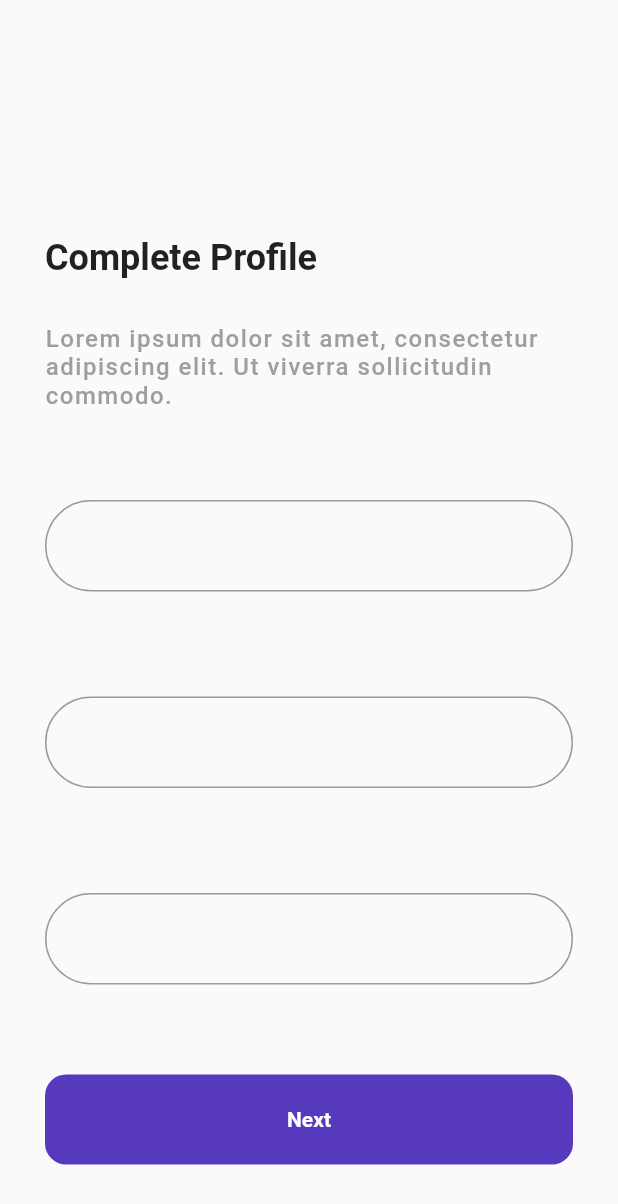
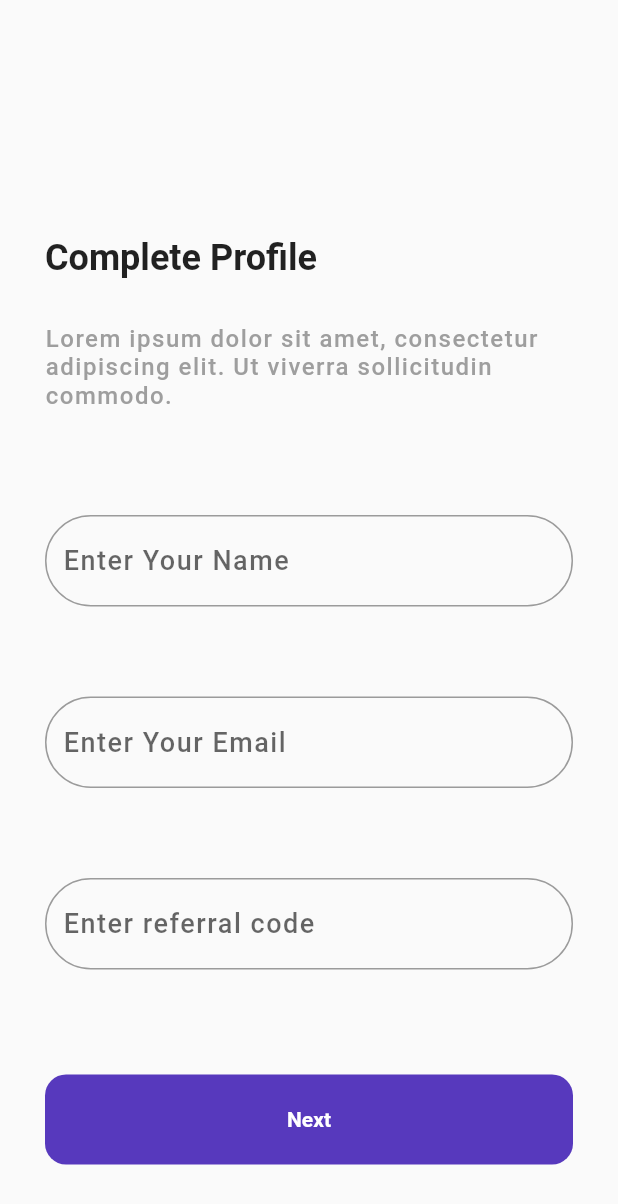
Before and after one commit to paysoapp/payso_getx, a Flutter app: the CompleteProfile screen opened directly, on a phone screen of 412 x 824 dp. Shown: the top 1204 px of the screen. Run offline on Flutter 3.47's test engine with Material 2 defaults, Android fonts, the phone set to English and light mode, and no system bars; our stand-ins replace cloud_firestore, firebase_auth, firebase_core, get, get_storage, local_auth and 2 more; accounts and stored records are empty.

Commit message:
modified some files

```diff
--- a/lib/screens/CompleteProfile/complete_profile.dart
+++ b/lib/screens/CompleteProfile/complete_profile.dart
@@ -1,10 +1,21 @@
 import 'package:flutter/material.dart';
 import 'package:get/get.dart';
 import 'package:payso/Screens/Secure/components/button_widget.dart';
+import 'package:payso/components/input_textfield_widget.dart';
+import 'package:payso/controllers/auth_controller.dart';
+import 'package:payso/controllers/profile_controller.dart';
+import 'package:payso/controllers/routes_controller.dart';
+import 'package:payso/models/user_model.dart';
 import '../../constants.dart';
 import 'components/text_fields.dart';
 
 class CompleteProfile extends StatelessWidget {
+  final ProfileController profileController = Get.put(ProfileController());
+  final AuthController authController = Get.put(AuthController());
+  final RoutesController routesController = Get.put(RoutesController());
+  TextEditingController nameController = TextEditingController();
+  TextEditingController emailController = TextEditingController();
+  TextEditingController referralController = TextEditingController();
   @override
   Widget build(BuildContext context) {
     final _formKey = GlobalKey<FormState>();
@@ -36,11 +47,25 @@ class CompleteProfile extends StatelessWidget {
                   ),
                 ),
                 Padding(
-                  padding: const EdgeInsets.symmetric(vertical: 20),
-                  child: TextFields(),
+                  padding: const EdgeInsets.symmetric(vertical: 30),
+                  child: TextFields(
+                      nameController: nameController,
+                      emailController: emailController,
+                      referralController: referralController),
                 ),
                 ButtonWidget(
                   buttonText: 'completeProfileNext'.tr,
+                  onTapped: () {
+                    profileController.setProfile(
+                      UserModel(
+                        userEmail: emailController.text,
+                        userId: authController.auth.currentUser.uid,
+                        userMobile: routesController.getMobile(),
+                        userName: nameController.text,
+                        userReferral: referralController.text,
+                      ),
+                    );
+                  },
                 ),
               ],
             ),
--- a/lib/screens/CompleteProfile/components/text_fields.dart
+++ b/lib/screens/CompleteProfile/components/text_fields.dart
@@ -6,7 +6,14 @@ import '../../../constants.dart';
 class TextFields extends StatelessWidget {
   const TextFields({
     Key key,
+    @required this.nameController,
+    @required this.emailController,
+    @required this.referralController,
   }) : super(key: key);
+
+  final TextEditingController nameController;
+  final TextEditingController emailController;
+  final TextEditingController referralController;
 
   @override
   Widget build(BuildContext context) {
@@ -14,34 +21,40 @@ class TextFields extends StatelessWidget {
       child: Column(
         children: [
           InputTextFieldWidget(
+            controller: nameController,
             textFieldIcon: Icon(
               Icons.person,
               color: cPrimaryColor,
             ),
             textFieldTitle: 'completeProfileName'.tr,
             textFieldType: TextInputType.name,
+            hintText: "Enter Your Name",
           ),
           SizedBox(
-            height: 30.0,
+            height: 20.0,
           ),
           InputTextFieldWidget(
+            controller: emailController,
             textFieldIcon: Icon(
               Icons.email,
               color: cPrimaryColor,
             ),
             textFieldTitle: 'completeProfileEmail'.tr,
+            hintText: 'Enter Your Email',
             textFieldType: TextInputType.emailAddress,
           ),
           SizedBox(
-            height: 30.0,
+            height: 20.0,
           ),
           InputTextFieldWidget(
+            controller: referralController,
             textFieldIcon: Icon(
               Icons.card_giftcard,
               color: cPrimaryColor,
             ),
             textFieldTitle: 'completeProfileReferral'.tr,
             textFieldSize: 8,
+            hintText: 'Enter referral code',
           ),
         ],
       ),
```
